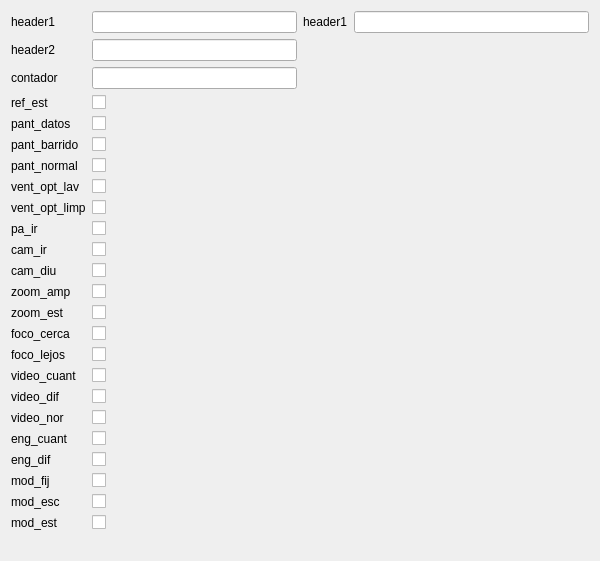
Above: simulador-comu/simuladorcomu.ui from miglesias91/consola-seon before the change. Below: the same form after it.
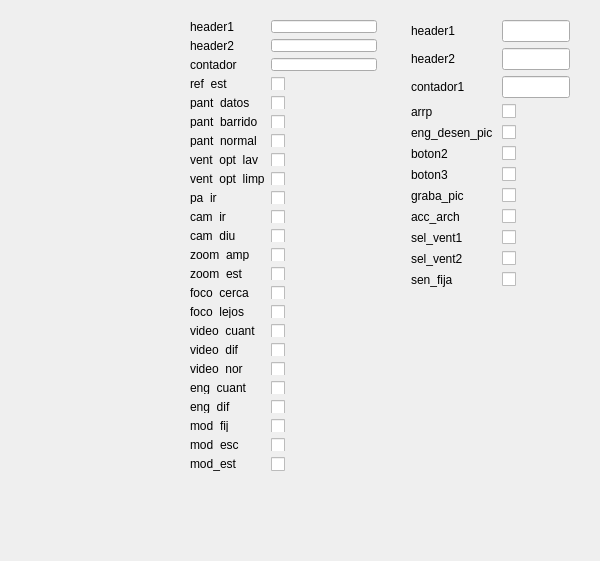
That is the form after the change.

Commit message: avanaces pantalla simuladorcomu

What changed in the file:
```diff
--- a/simulador-comu/simuladorcomu.ui
+++ b/simulador-comu/simuladorcomu.ui
@@ -13,8 +13,26 @@
   <property name="windowTitle">
    <string>simuladorcomu</string>
   </property>
-  <layout class="QHBoxLayout" name="horizontalLayout">
-   <item>
+  <widget class="QWidget" name="formLayoutWidget">
+   <property name="geometry">
+    <rect>
+     <x>10</x>
+     <y>10</y>
+     <width>160</width>
+     <height>80</height>
+    </rect>
+   </property>
+   <layout class="QFormLayout" name="from_seon"/>
+  </widget>
+  <widget class="QWidget" name="">
+   <property name="geometry">
+    <rect>
+     <x>179</x>
+     <y>9</y>
+     <width>209</width>
+     <height>473</height>
+    </rect>
+   </property>
     <layout class="QFormLayout" name="form_botonera">
      <item row="0" column="0">
       <widget class="QLabel" name="lbl_header1">
@@ -261,8 +279,16 @@
       </widget>
      </item>
     </layout>
-   </item>
-   <item>
+  </widget>
+  <widget class="QWidget" name="">
+   <property name="geometry">
+    <rect>
+     <x>400</x>
+     <y>9</y>
+     <width>181</width>
+     <height>471</height>
+    </rect>
+   </property>
     <layout class="QFormLayout" name="from_pupitre">
      <item row="0" column="0">
       <widget class="QLabel" name="lbl_header1_pupitre">
@@ -274,9 +300,154 @@
      <item row="0" column="1">
       <widget class="QLineEdit" name="lineedit_header1_pupitre"/>
      </item>
-    </layout>
-   </item>
-  </layout>
+    <item row="1" column="0">
+     <widget class="QLabel" name="lbl_header2_2">
+      <property name="text">
+       <string>header2</string>
+      </property>
+     </widget>
+    </item>
+    <item row="2" column="0">
+     <widget class="QLabel" name="lbl_contador1">
+      <property name="text">
+       <string>contador1</string>
+      </property>
+     </widget>
+    </item>
+    <item row="3" column="0">
+     <widget class="QLabel" name="lbl_arrp">
+      <property name="text">
+       <string>arrp</string>
+      </property>
+     </widget>
+    </item>
+    <item row="4" column="0">
+     <widget class="QLabel" name="lbl_eng_desen_pic">
+      <property name="text">
+       <string>eng_desen_pic </string>
+      </property>
+     </widget>
+    </item>
+    <item row="5" column="0">
+     <widget class="QLabel" name="lbl_boton2">
+      <property name="text">
+       <string>boton2</string>
+      </property>
+     </widget>
+    </item>
+    <item row="6" column="0">
+     <widget class="QLabel" name="lbl_boton3">
+      <property name="text">
+       <string>boton3</string>
+      </property>
+     </widget>
+    </item>
+    <item row="7" column="0">
+     <widget class="QLabel" name="lbl_graba_pic">
+      <property name="text">
+       <string>graba_pic</string>
+      </property>
+     </widget>
+    </item>
+    <item row="8" column="0">
+     <widget class="QLabel" name="lbl_acc_arch">
+      <property name="text">
+       <string>acc_arch</string>
+      </property>
+     </widget>
+    </item>
+    <item row="9" column="0">
+     <widget class="QLabel" name="lbl_sel_vent1">
+      <property name="text">
+       <string>sel_vent1</string>
+      </property>
+     </widget>
+    </item>
+    <item row="10" column="0">
+     <widget class="QLabel" name="lbl_sel_vent2">
+      <property name="text">
+       <string>sel_vent2</string>
+      </property>
+     </widget>
+    </item>
+    <item row="11" column="0">
+     <widget class="QLabel" name="lbl_sen_fija">
+      <property name="text">
+       <string>sen_fija</string>
+      </property>
+     </widget>
+    </item>
+    <item row="1" column="1">
+     <widget class="QLineEdit" name="lineedit_header2_2"/>
+    </item>
+    <item row="2" column="1">
+     <widget class="QLineEdit" name="lineedit_contador1"/>
+    </item>
+    <item row="3" column="1">
+     <widget class="QCheckBox" name="checkbox_arrp">
+      <property name="text">
+       <string/>
+      </property>
+     </widget>
+    </item>
+    <item row="4" column="1">
+     <widget class="QCheckBox" name="checkbox_eng_desen_pic">
+      <property name="text">
+       <string/>
+      </property>
+     </widget>
+    </item>
+    <item row="5" column="1">
+     <widget class="QCheckBox" name="checkbox_boton2">
+      <property name="text">
+       <string/>
+      </property>
+     </widget>
+    </item>
+    <item row="6" column="1">
+     <widget class="QCheckBox" name="checkbox_boton3">
+      <property name="text">
+       <string/>
+      </property>
+     </widget>
+    </item>
+    <item row="7" column="1">
+     <widget class="QCheckBox" name="checkbox_graba_pic">
+      <property name="text">
+       <string/>
+      </property>
+     </widget>
+    </item>
+    <item row="8" column="1">
+     <widget class="QCheckBox" name="checkbox_acc_arch">
+      <property name="text">
+       <string/>
+      </property>
+     </widget>
+    </item>
+    <item row="9" column="1">
+     <widget class="QCheckBox" name="checkbox_sel_vent1">
+      <property name="text">
+       <string/>
+      </property>
+     </widget>
+    </item>
+    <item row="10" column="1">
+     <widget class="QCheckBox" name="checkbox_sel_vent2">
+      <property name="text">
+       <string/>
+      </property>
+     </widget>
+    </item>
+    <item row="11" column="1">
+     <widget class="QCheckBox" name="checkbox_sen_fija">
+      <property name="text">
+       <string/>
+      </property>
+     </widget>
+    </item>
+   </layout>
+  </widget>
  </widget>
  <layoutdefault spacing="6" margin="11"/>
  <resources/>
```
Lines whose indentation alone changed are shown as unchanged.
